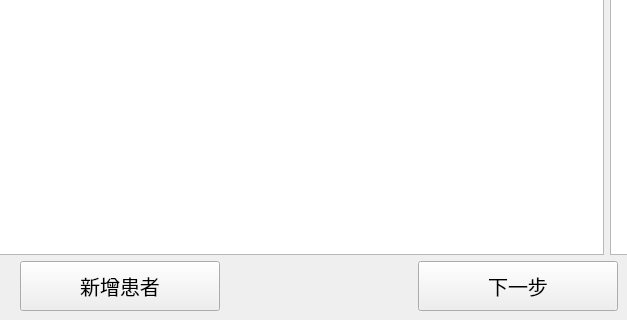
Before: the Qt Designer form patientmanager.ui in wangmeng08/BCI, drawn with Qt 5; both pictures show x 181 to 808 and y 280 to 600 of the 1000 by 600 pixel window.
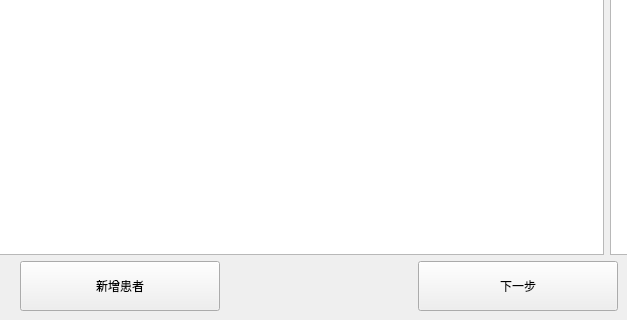
After: the same form once the commit is applied.

Diff of the .ui file:
```diff
--- a/patientmanager.ui
+++ b/patientmanager.ui
@@ -14,7 +14,7 @@
    <string>Form</string>
   </property>
   <property name="styleSheet">
-   <string notr="true">font:20px;</string>
+   <string notr="true"/>
   </property>
   <layout class="QVBoxLayout" name="verticalLayout">
    <property name="leftMargin">
```
